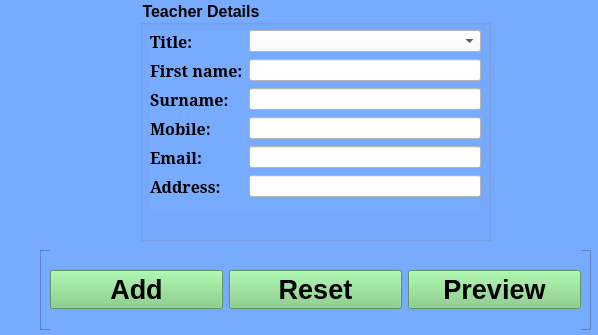
sangwani-coder/PyQt5-SDMS-Desktop, file Windows/new_teacher.ui: the form before one commit.
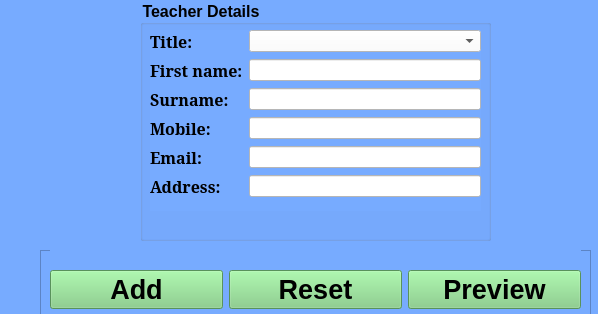
The form after the commit.

```diff
--- a/Windows/new_teacher.ui
+++ b/Windows/new_teacher.ui
@@ -7,7 +7,7 @@
     <x>0</x>
     <y>0</y>
     <width>598</width>
-    <height>335</height>
+    <height>314</height>
    </rect>
   </property>
   <property name="windowTitle">
```
